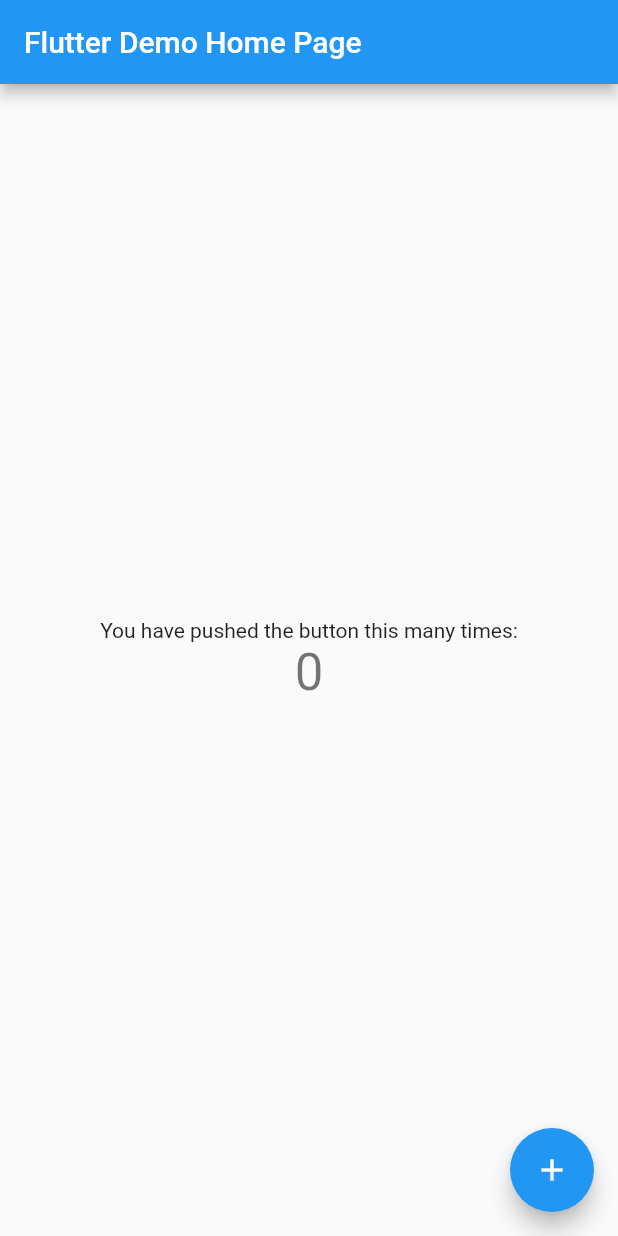
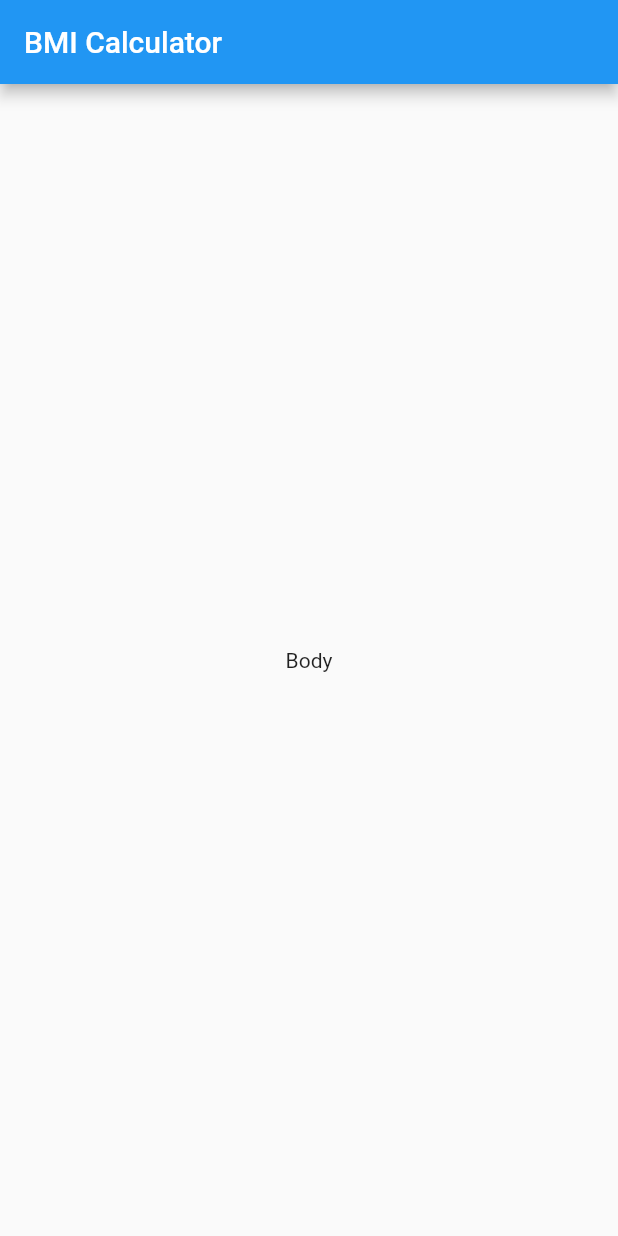
Before and after one commit to parthadroja247/my-bmi-flutter, a Flutter app: the screen it shows after launch, on a phone screen of 412 x 824 dp. Run offline on Flutter 3.47's test engine with Material 2 defaults, Android fonts, the phone set to English and light mode, and no system bars.

Commit message:
Added BMI Calculator widget

```diff
--- a/lib/main.dart
+++ b/lib/main.dart
@@ -1,111 +1,31 @@
 import 'package:flutter/material.dart';
 
-void main() => runApp(MyApp());
+void main() => runApp(BMICalculator());
 
-class MyApp extends StatelessWidget {
-  // This widget is the root of your application.
+class BMICalculator extends StatelessWidget {
   @override
   Widget build(BuildContext context) {
     return MaterialApp(
-      title: 'Flutter Demo',
-      theme: ThemeData(
-        // This is the theme of your application.
-        //
-        // Try running your application with "flutter run". You'll see the
-        // application has a blue toolbar. Then, without quitting the app, try
-        // changing the primarySwatch below to Colors.green and then invoke
-        // "hot reload" (press "r" in the console where you ran "flutter run",
-        // or simply save your changes to "hot reload" in a Flutter IDE).
-        // Notice that the counter didn't reset back to zero; the application
-        // is not restarted.
-        primarySwatch: Colors.blue,
-      ),
-      home: MyHomePage(title: 'Flutter Demo Home Page'),
+      home: InputPage(),
     );
   }
 }
 
-class MyHomePage extends StatefulWidget {
-  MyHomePage({Key key, this.title}) : super(key: key);
-
-  // This widget is the home page of your application. It is stateful, meaning
-  // that it has a State object (defined below) that contains fields that affect
-  // how it looks.
-
-  // This class is the configuration for the state. It holds the values (in this
-  // case the title) provided by the parent (in this case the App widget) and
-  // used by the build method of the State. Fields in a Widget subclass are
-  // always marked "final".
-
-  final String title;
-
+class InputPage extends StatefulWidget {
   @override
-  _MyHomePageState createState() => _MyHomePageState();
+  _InputPageState createState() => _InputPageState();
 }
 
-class _MyHomePageState extends State<MyHomePage> {
-  int _counter = 0;
-
-  void _incrementCounter() {
-    setState(() {
-      // This call to setState tells the Flutter framework that something has
-      // changed in this State, which causes it to rerun the build method below
-      // so that the display can reflect the updated values. If we changed
-      // _counter without calling setState(), then the build method would not be
-      // called again, and so nothing would appear to happen.
-      _counter++;
-    });
-  }
-
+class _InputPageState extends State<InputPage> {
   @override
   Widget build(BuildContext context) {
-    // This method is rerun every time setState is called, for instance as done
-    // by the _incrementCounter method above.
-    //
-    // The Flutter framework has been optimized to make rerunning build methods
-    // fast, so that you can just rebuild anything that needs updating rather
-    // than having to individually change instances of widgets.
     return Scaffold(
       appBar: AppBar(
-        // Here we take the value from the MyHomePage object that was created by
-        // the App.build method, and use it to set our appbar title.
-        title: Text(widget.title),
+        title: Text('BMI Calculator'),
       ),
       body: Center(
-        // Center is a layout widget. It takes a single child and positions it
-        // in the middle of the parent.
-        child: Column(
-          // Column is also a layout widget. It takes a list of children and
-          // arranges them vertically. By default, it sizes itself to fit its
-          // children horizontally, and tries to be as tall as its parent.
-          //
-          // Invoke "debug painting" (press "p" in the console, choose the
-          // "Toggle Debug Paint" action from the Flutter Inspector in Android
-          // Studio, or the "Toggle Debug Paint" command in Visual Studio Code)
-          // to see the wireframe for each widget.
-          //
-          // Column has various properties to control how it sizes itself and
-          // how it positions its children. Here we use mainAxisAlignment to
-          // center the children vertically; the main axis here is the vertical
-          // axis because Columns are vertical (the cross axis would be
-          // horizontal).
-          mainAxisAlignment: MainAxisAlignment.center,
-          children: <Widget>[
-            Text(
-              'You have pushed the button this many times:',
-            ),
-            Text(
-              '$_counter',
-              style: Theme.of(context).textTheme.display1,
-            ),
-          ],
-        ),
+        child: Text('Body'),
       ),
-      floatingActionButton: FloatingActionButton(
-        onPressed: _incrementCounter,
-        tooltip: 'Increment',
-        child: Icon(Icons.add),
-      ), // This trailing comma makes auto-formatting nicer for build methods.
     );
   }
 }
```
